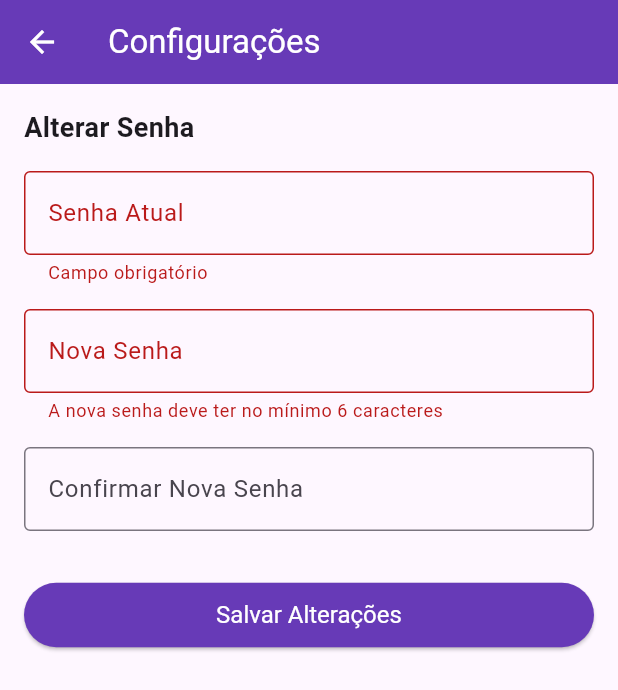
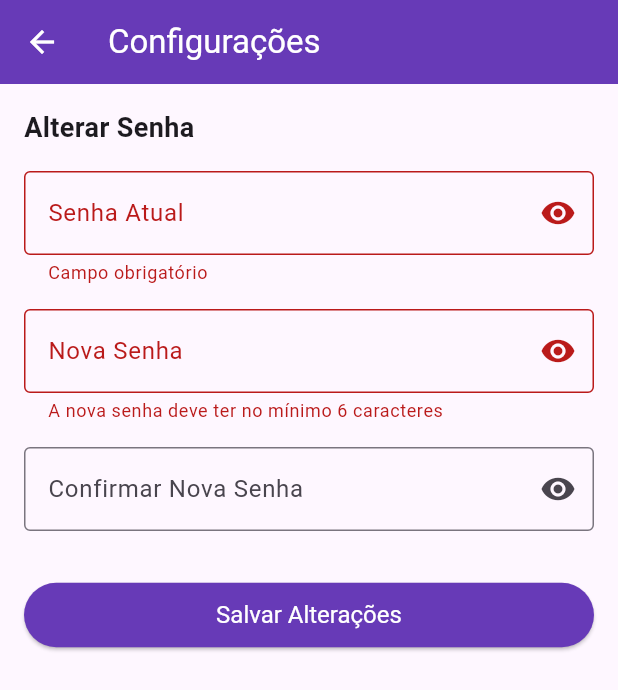
Before and after one commit to buenobr/Sou_estudante_Case, a Flutter app: the SettingsScreen screen opened directly, after a tap on "Salvar Alterações", on a phone screen of 412 x 824 dp. Shown: the top 690 px of the screen. Run offline on Flutter 3.47's test engine with Material 3 defaults, Android fonts, the phone set to English and light mode, and no system bars; drawn by our look-alikes of google_mobile_ads; our stand-ins replace cloud_firestore, firebase_auth, firebase_core, google_sign_in, share_plus; missing offline and left inert: any_link_preview; accounts and stored records are empty; generated files the repository leaves out were written again; network calls fail.

Commit message:
adição para ver senha

```diff
--- a/lib/login_screen.dart
+++ b/lib/login_screen.dart
@@ -1,8 +1,6 @@
 // =================================================================================
-// ARQUIVO 2: lib/login_screen.dart
+// ARQUIVO 1: lib/login_screen.dart (ALTERADO)
 // =================================================================================
-// Copie e cole todo este conteúdo no seu arquivo lib/login_screen.dart,
-// substituindo tudo que está lá.
 import 'package:flutter/material.dart';
 import 'package:firebase_auth/firebase_auth.dart';
 import 'package:cloud_firestore/cloud_firestore.dart';
@@ -19,6 +17,8 @@ class _LoginScreenState extends State<LoginScreen> {
   final _passwordController = TextEditingController();
   final _formKey = GlobalKey<FormState>();
   bool _isLoading = false;
+  // NOVO: Variável de estado para controlar a visibilidade da senha
+  bool _isPasswordVisible = false;
 
   void _showErrorSnackBar(String message) {
     ScaffoldMessenger.of(context).showSnackBar(SnackBar(content: Text(message), backgroundColor: Colors.red));
@@ -111,7 +111,6 @@ class _LoginScreenState extends State<LoginScreen> {
                 const Text('Acesse sua conta', style: TextStyle(fontSize: 28, fontWeight: FontWeight.bold)),
                 const SizedBox(height: 24),
                 ElevatedButton.icon(
-                  // MUDANÇA: Voltamos a usar a imagem da pasta assets
                   icon: Image.asset('assets/google_logo.png', height: 24.0),
                   label: const Text('Entrar com Google'),
                   onPressed: _signInWithGoogle,
@@ -125,7 +124,28 @@ class _LoginScreenState extends State<LoginScreen> {
                 const SizedBox(height: 16),
                 TextFormField(controller: _emailController, decoration: const InputDecoration(labelText: 'E-mail', border: OutlineInputBorder()), keyboardType: TextInputType.emailAddress, validator: (value) => value!.isEmpty ? 'Por favor, insira um e-mail' : null),
                 const SizedBox(height: 16),
-                TextFormField(controller: _passwordController, decoration: const InputDecoration(labelText: 'Senha', border: OutlineInputBorder()), obscureText: true, validator: (value) => value!.length < 6 ? 'A senha deve ter no mínimo 6 caracteres' : null),
+                // CAMPO DE SENHA ATUALIZADO
+                TextFormField(
+                  controller: _passwordController,
+                  obscureText: !_isPasswordVisible, // Usa a variável de estado
+                  decoration: InputDecoration(
+                    labelText: 'Senha',
+                    border: const OutlineInputBorder(),
+                    // Adiciona o ícone do olho
+                    suffixIcon: IconButton(
+                      icon: Icon(
+                        _isPasswordVisible ? Icons.visibility_off : Icons.visibility,
+                      ),
+                      onPressed: () {
+                        // Inverte o estado da visibilidade
+                        setState(() {
+                          _isPasswordVisible = !_isPasswordVisible;
+                        });
+                      },
+                    ),
+                  ),
+                  validator: (value) => value!.length < 6 ? 'A senha deve ter no mínimo 6 caracteres' : null,
+                ),
                 const SizedBox(height: 24),
                 if (_isLoading) const CircularProgressIndicator() else Column(children: [ SizedBox(width: double.infinity, child: ElevatedButton(onPressed: _signIn, child: const Text('Entrar com E-mail'))), const SizedBox(height: 16), SizedBox(width: double.infinity, child: OutlinedButton(onPressed: _signUp, child: const Text('Não tenho conta, quero me cadastrar'))) ])
               ],
--- a/lib/settings_screen.dart
+++ b/lib/settings_screen.dart
@@ -1,5 +1,5 @@
 // =================================================================================
-// 6. ARQUIVO: lib/settings_screen.dart (ATUALIZADO COM BANNER)
+// ARQUIVO 2: lib/settings_screen.dart (ALTERADO)
 // =================================================================================
 import 'package:flutter/material.dart';
 import 'package:firebase_auth/firebase_auth.dart';
@@ -20,6 +20,11 @@ class _SettingsScreenState extends State<SettingsScreen> {
   final _confirmPasswordController = TextEditingController();
   bool _isLoading = false;
   BannerAd? _bannerAd;
+
+  // Variáveis de estado para cada campo de senha
+  bool _isCurrentPasswordVisible = false;
+  bool _isNewPasswordVisible = false;
+  bool _isConfirmPasswordVisible = false;
 
   @override
   void initState() {
@@ -49,6 +54,8 @@ class _SettingsScreenState extends State<SettingsScreen> {
 
   Future<void> _changePassword() async {
     if (!_formKey.currentState!.validate()) return;
+    final scaffoldMessenger = ScaffoldMessenger.of(context);
+    final navigator = Navigator.of(context);
     setState(() => _isLoading = true);
     final user = FirebaseAuth.instance.currentUser;
     final cred = EmailAuthProvider.credential(email: user!.email!, password: _currentPasswordController.text.trim());
@@ -56,15 +63,17 @@ class _SettingsScreenState extends State<SettingsScreen> {
       await user.reauthenticateWithCredential(cred);
       await user.updatePassword(_newPasswordController.text.trim());
       if (mounted) {
-        ScaffoldMessenger.of(context).showSnackBar(const SnackBar(content: Text('Senha alterada com sucesso!'), backgroundColor: Colors.green));
-        Navigator.of(context).pop();
+        scaffoldMessenger.showSnackBar(const SnackBar(content: Text('Senha alterada com sucesso!'), backgroundColor: Colors.green));
+        navigator.pop();
       }
     } on FirebaseAuthException catch (e) {
       if (mounted) {
-        ScaffoldMessenger.of(context).showSnackBar(SnackBar(content: Text('Erro ao alterar senha: ${e.message}'), backgroundColor: Colors.red));
+        scaffoldMessenger.showSnackBar(SnackBar(content: Text('Erro ao alterar senha: ${e.message}'), backgroundColor: Colors.red));
       }
     } finally {
-      if (mounted) setState(() => _isLoading = false);
+      if (mounted) {
+        setState(() => _isLoading = false);
+      }
     }
   }
 
@@ -83,11 +92,47 @@ class _SettingsScreenState extends State<SettingsScreen> {
                   children: [
                     const Text('Alterar Senha', style: TextStyle(fontSize: 18, fontWeight: FontWeight.bold)),
                     const SizedBox(height: 16),
-                    TextFormField(controller: _currentPasswordController, decoration: const InputDecoration(labelText: 'Senha Atual', border: OutlineInputBorder()), obscureText: true, validator: (value) => value!.isEmpty ? 'Campo obrigatório' : null),
+                    TextFormField(
+                      controller: _currentPasswordController,
+                      obscureText: !_isCurrentPasswordVisible,
+                      decoration: InputDecoration(
+                        labelText: 'Senha Atual',
+                        border: const OutlineInputBorder(),
+                        suffixIcon: IconButton(
+                          icon: Icon(_isCurrentPasswordVisible ? Icons.visibility_off : Icons.visibility),
+                          onPressed: () => setState(() => _isCurrentPasswordVisible = !_isCurrentPasswordVisible),
+                        ),
+                      ),
+                      validator: (value) => value!.isEmpty ? 'Campo obrigatório' : null,
+                    ),
                     const SizedBox(height: 16),
-                    TextFormField(controller: _newPasswordController, decoration: const InputDecoration(labelText: 'Nova Senha', border: OutlineInputBorder()), obscureText: true, validator: (value) => (value == null || value.length < 6) ? 'A nova senha deve ter no mínimo 6 caracteres' : null),
+                    TextFormField(
+                      controller: _newPasswordController,
+                      obscureText: !_isNewPasswordVisible,
+                      decoration: InputDecoration(
+                        labelText: 'Nova Senha',
+                        border: const OutlineInputBorder(),
+                        suffixIcon: IconButton(
+                          icon: Icon(_isNewPasswordVisible ? Icons.visibility_off : Icons.visibility),
+                          onPressed: () => setState(() => _isNewPasswordVisible = !_isNewPasswordVisible),
+                        ),
+                      ),
+                      validator: (value) => (value == null || value.length < 6) ? 'A nova senha deve ter no mínimo 6 caracteres' : null,
+                    ),
                     const SizedBox(height: 16),
-                    TextFormField(controller: _confirmPasswordController, decoration: const InputDecoration(labelText: 'Confirmar Nova Senha', border: OutlineInputBorder()), obscureText: true, validator: (value) => (value != _newPasswordController.text) ? 'As senhas não coincidem' : null),
+                    TextFormField(
+                      controller: _confirmPasswordController,
+                      obscureText: !_isConfirmPasswordVisible,
+                      decoration: InputDecoration(
+                        labelText: 'Confirmar Nova Senha',
+                        border: const OutlineInputBorder(),
+                        suffixIcon: IconButton(
+                          icon: Icon(_isConfirmPasswordVisible ? Icons.visibility_off : Icons.visibility),
+                          onPressed: () => setState(() => _isConfirmPasswordVisible = !_isConfirmPasswordVisible),
+                        ),
+                      ),
+                      validator: (value) => (value != _newPasswordController.text) ? 'As senhas não coincidem' : null,
+                    ),
                     const SizedBox(height: 32),
                     if (_isLoading) const Center(child: CircularProgressIndicator()) else ElevatedButton(onPressed: _changePassword, child: const Text('Salvar Alterações')),
                   ],
```
